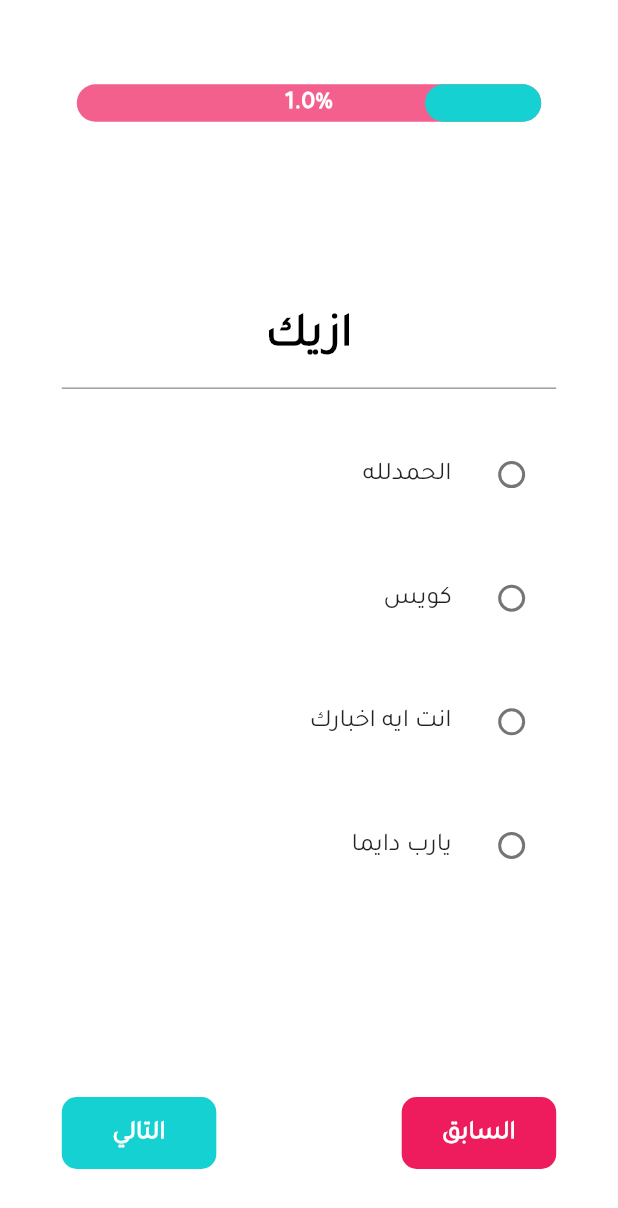
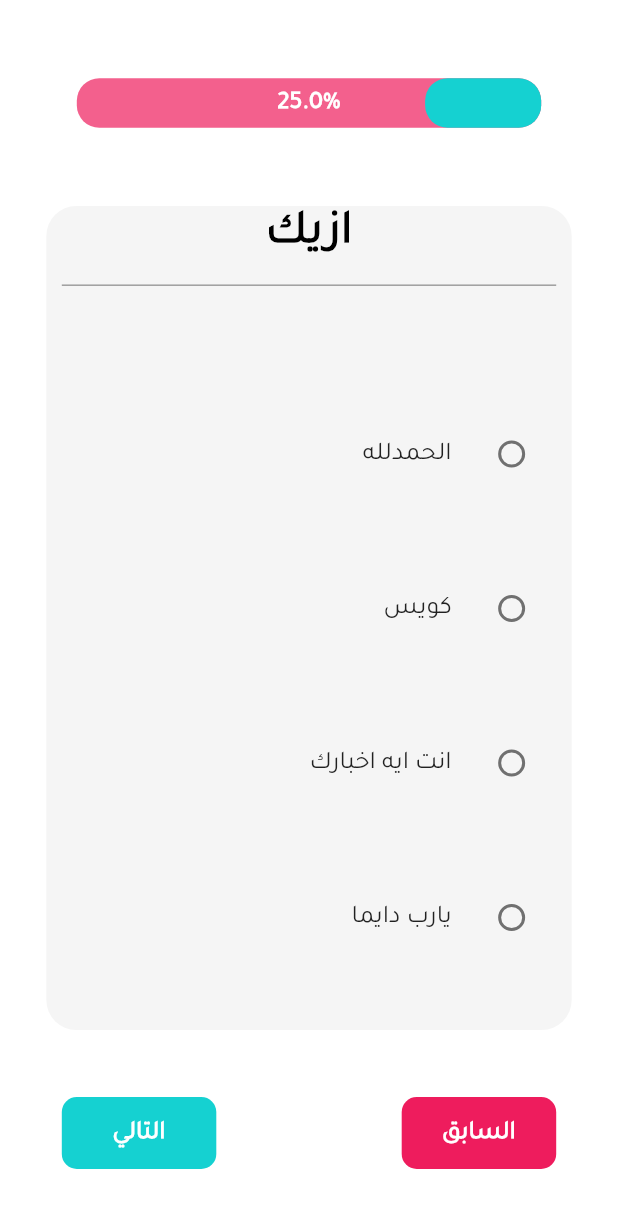
Before and after one commit to Mohamed-Mohanad/PulseApp, a Flutter app: the screen it shows after launch, on a phone screen of 412 x 824 dp. Shown: the top 1208 px of the screen. Run offline on Flutter 3.47's test engine with Material 2 defaults, Android fonts, the phone set to English and light mode, and no system bars; drawn by our look-alikes of percent_indicator; our stand-ins replace bloc, cached_network_image, dio, firebase_core, flutter_bloc, flutter_screenutil and 6 more; missing offline and left inert: animate_icons, cloud_firestore_web, day_night_time_picker, firebase_core_web, firebase_database_web, firebase_messaging_web and 1 more; accounts and stored records are empty.

Commit message:
Questions commit

```diff
--- a/lib/Models/questions/questions.dart
+++ b/lib/Models/questions/questions.dart
@@ -1,15 +1,15 @@
-class NormalQuestion {
+class Question {
   final String question;
   final List<String> choices;
 
-  NormalQuestion({
+  Question({
     required this.question,
     required this.choices,
   });
 }
 
-List<NormalQuestion> normalQuestions = [
-  NormalQuestion(
+List<Question> questions = [
+  Question(
     choices: [
       'الحمدلله',
       'كويس',
@@ -18,7 +18,7 @@ List<NormalQuestion> normalQuestions = [
     ],
     question: 'ازيك',
   ),
-  NormalQuestion(
+  Question(
     choices: [
       'بخير',
       'الحمدلله',
@@ -27,59 +27,14 @@ List<NormalQuestion> normalQuestions = [
     ],
     question: 'عامل ايه',
   ),
-  NormalQuestion(
-    choices: [
-      'الحمدلله',
-      'كويس',
-      'انت ايه اخبارك',
-      'يارب دايما',
-    ],
-    question: 'ازيك',
-  ),
-  NormalQuestion(
-    choices: [
-      'بخير',
-      'الحمدلله',
-      'انت عامل ايه',
-      'طب الحمدلله',
-    ],
-    question: 'عامل ايه',
-  ),
-];
-
-class BooleanQuestion {
-  final String question;
-  final List<String> choices;
-
-  BooleanQuestion({
-    required this.question,
-    required this.choices,
-  });
-}
-
-List<BooleanQuestion> booleanQuestions = [
-  BooleanQuestion(
+  Question(
     choices: [
       'الحمدلله',
       'الحمدلله برضو',
     ],
     question: 'انت كويس',
   ),
-  BooleanQuestion(
-    choices: [
-      'الحمدلله',
-      'الحمدلله برضو',
-    ],
-    question: 'انت عامل ايه',
-  ),
-  BooleanQuestion(
-    choices: [
-      'الحمدلله',
-      'الحمدلله برضو',
-    ],
-    question: 'انت كويس',
-  ),
-  BooleanQuestion(
+  Question(
     choices: [
       'الحمدلله',
       'الحمدلله برضو',
--- a/lib/Modules/questions/questions_screen.dart
+++ b/lib/Modules/questions/questions_screen.dart
@@ -46,12 +46,12 @@ class _QuestionsScreenState extends State<QuestionsScreen> {
                         15.0,
                       ),
                       animation: true,
-                      lineHeight: 25.0,
+                      lineHeight: size.height * 0.04,
                       animationDuration: 350,
                       animateFromLastPercent: true,
-                      percent: (cubit.questionIndex + 1.0) / normalQuestions.length,
+                      percent: (cubit.questionIndex + 1.0) / questions.length,
                       center: Text(
-                        "${cubit.questionIndex + 1.0}%",
+                        "${(cubit.questionIndex + 1.0) / questions.length * 100}%",
                         style: bodyText().copyWith(
                           color: Colors.white,
                           fontWeight: FontWeight.bold,
@@ -68,11 +68,11 @@ class _QuestionsScreenState extends State<QuestionsScreen> {
                   child: Center(
                     child: Container(
                       width: size.width * 0.85,
-                      height: size.height * 0.5,
-                      // decoration: BoxDecoration(
-                      //   color: greyColor2.withOpacity(0.2),
-                      //   borderRadius: BorderRadius.circular(20.0),
-                      // ),
+                      height: size.height * 0.7,
+                      decoration: BoxDecoration(
+                        color: greyColor2.withOpacity(0.2),
+                        borderRadius: BorderRadius.circular(20.0),
+                      ),
                       child: Column(
                         children: [
                           Expanded(
@@ -81,8 +81,7 @@ class _QuestionsScreenState extends State<QuestionsScreen> {
                               children: [
                                 Container(
                                   child: Text(
-                                    normalQuestions[cubit.questionIndex]
-                                        .question,
+                                    questions[cubit.questionIndex].question,
                                     style: headLine().copyWith(
                                       fontSize: 30.0.sp,
                                     ),
@@ -100,66 +99,31 @@ class _QuestionsScreenState extends State<QuestionsScreen> {
                             ),
                           ),
                           Expanded(
-                            flex: 4,
+                            flex: 3,
                             child: Column(
                               children: [
+                                for (int i = 0;
+                                    i <
+                                        questions[cubit.questionIndex]
+                                            .choices
+                                            .length;
+                                    i++)
                                   Expanded(
                                     child: ListTile(
-                                    onTap: () {},
+                                      onTap: () {
+                                        if (index < questions.length - 1) {
+                                          index++;
+                                          cubit.changeQuestion(index);
+                                          print(index);
+                                          print(cubit.questionIndex);
+                                        }
+                                      },
                                       title: Text(
-                                      normalQuestions[cubit.questionIndex]
-                                          .choices[0],
+                                        questions[cubit.questionIndex]
+                                            .choices[i],
                                       ),
                                       leading: Radio(
                                         value: 1,
-                                      groupValue: 0,
-                                      onChanged: (var value) {
-                                        val = value;
-                                      },
-                                    ),
-                                  ),
-                                ),
-                                Expanded(
-                                  child: ListTile(
-                                    onTap: () {},
-                                    title: Text(
-                                      normalQuestions[cubit.questionIndex]
-                                          .choices[1],
-                                    ),
-                                    leading: Radio(
-                                      value: 2,
-                                      groupValue: 0,
-                                      onChanged: (var value) {
-                                        val = value;
-                                      },
-                                    ),
-                                  ),
-                                ),
-                                Expanded(
-                                  child: ListTile(
-                                    onTap: () {},
-                                    title: Text(
-                                      normalQuestions[cubit.questionIndex]
-                                          .choices[2],
-                                    ),
-                                    leading: Radio(
-                                      value: 3,
-                                      groupValue: 0,
-                                      onChanged: (var value) {
-                                        val = value;
-                                      },
-                                    ),
-                                  ),
-                                ),
-                                Expanded(
-                                  child: ListTile(
-                                    onTap: () {},
-                                    title: Text(
-                                      normalQuestions[cubit.questionIndex]
-                                          .choices[3],
-                                    ),
-                                    leading: Radio(
-                                      value: 4,
                                         groupValue: 0,
                                         onChanged: (var value) {
                                           val = value;
@@ -224,7 +188,7 @@ class _QuestionsScreenState extends State<QuestionsScreen> {
                               ),
                             ),
                             onPressed: () {
-                              if (index < normalQuestions.length - 1) {
+                              if (index < questions.length - 1) {
                                 index++;
                                 cubit.changeQuestion(index);
                                 print(index);
--- a/lib/main.dart
+++ b/lib/main.dart
@@ -4,6 +4,7 @@ import 'package:flutter_bloc/flutter_bloc.dart';
 import 'package:flutter_localizations/flutter_localizations.dart';
 import 'package:flutter_screenutil/flutter_screenutil.dart';
 import 'package:pulse_app/Modules/questions/questions_screen.dart';
+import 'package:pulse_app/Modules/selection_screen/selection_screen.dart';
 
 import 'Shared/Cubit/bloc_observer.dart';
 import 'Shared/Cubit/cubit.dart';
```
Lines whose indentation alone changed are shown as unchanged.
